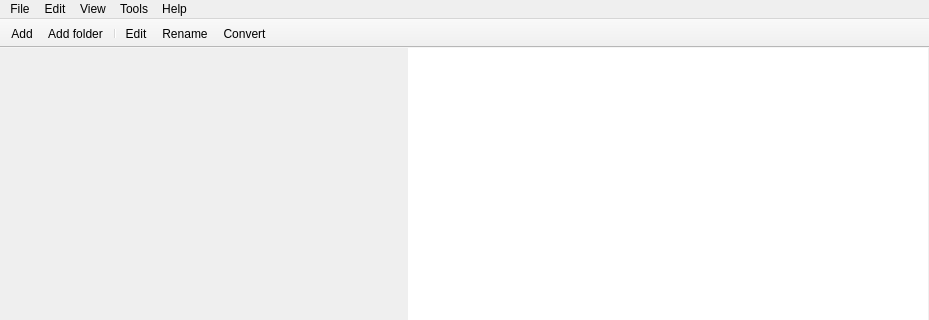
dnkorpushov/libro2, file src/designer/mainwindow.ui: the form before one commit; both pictures show x 0 to 929 and y 0 to 320 of the 929 by 485 pixel window.
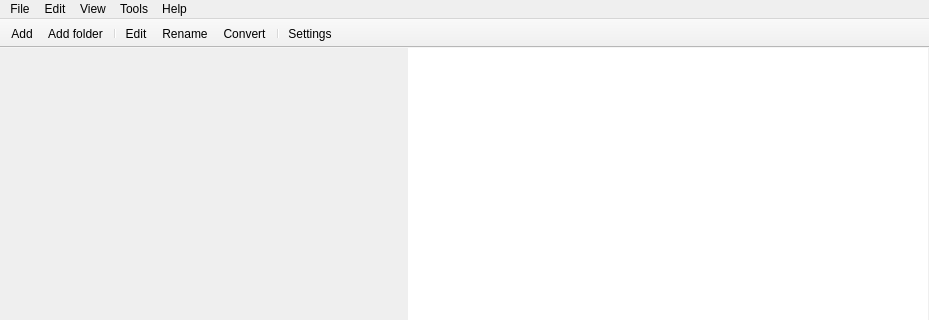
The form after the commit. Icons and pictures are not drawn. Custom widgets are drawn as their Qt base class.

The edit to the form file:
```diff
--- a/src/designer/mainwindow.ui
+++ b/src/designer/mainwindow.ui
@@ -246,6 +246,8 @@
    <addaction name="actionEdit_metadata"/>
    <addaction name="actionRename"/>
    <addaction name="actionConvert"/>
+   <addaction name="separator"/>
+   <addaction name="actionSettings"/>
   </widget>
   <action name="actionAdd_file">
    <property name="icon">
@@ -424,6 +426,18 @@
     <bool>false</bool>
    </property>
   </action>
+  <action name="actionSettings">
+   <property name="icon">
+    <iconset resource="resources.qrc">
+     <normaloff>:/toolbar/settings_22px.png</normaloff>:/toolbar/settings_22px.png</iconset>
+   </property>
+   <property name="text">
+    <string>Settings...</string>
+   </property>
+   <property name="menuRole">
+    <enum>QAction::PreferencesRole</enum>
+   </property>
+  </action>
  </widget>
  <customwidgets>
   <customwidget>
```
Left out of the diff: 19 changed lines with no effect on the pictures.
